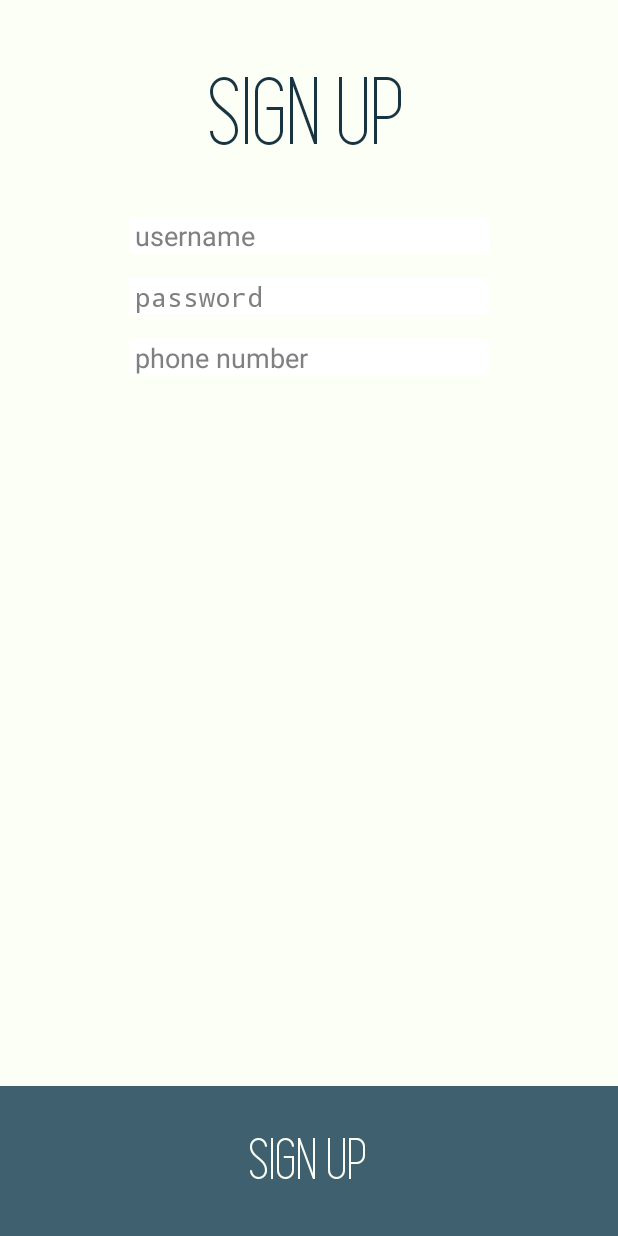
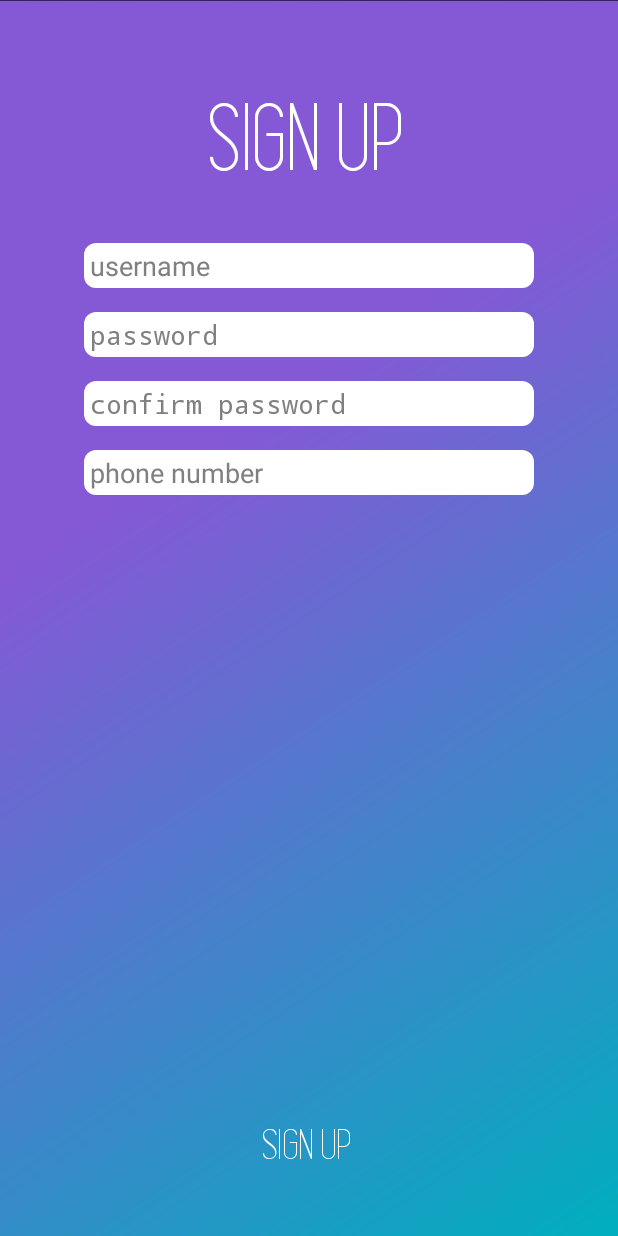
Before and after one commit to emmax86/HackAZ-2016, an Android app: the SignUp screen opened directly, with no data from a screen before it, on a phone screen of 412 x 824 dp. Run offline under Robolectric (Android 15) with nearby library versions, the light colour scheme and no system bars.

Commit message:
account creation/login ui upgrade

```diff
--- a/android/app/src/main/res/drawable/edit_text_basic.xml
+++ b/android/app/src/main/res/drawable/edit_text_basic.xml
@@ -11,14 +11,14 @@
         android:left="1dp"
         android:right="1dp">
         <shape >
-            <solid android:color="@color/white" />
+            <solid android:color="@color/color1" />
         </shape>
     </item>
 
     <!-- draw another block to cut-off the left and right bars -->
     <item android:bottom="0.0dp">
         <shape >
-            <solid android:color="@color/white" />
+            <solid android:color="@color/color1" />
         </shape>
     </item>
 </layer-list>
--- a/android/app/src/main/res/drawable/new_button.xml
+++ b/android/app/src/main/res/drawable/new_button.xml
@@ -4,13 +4,13 @@
     <item>
         <shape android:shape="rectangle">
             <solid android:color="@color/white" />
-            <corners android:radius="10dip" />
+            <corners android:radius="8dip" />
         </shape>
     </item>
     <item android:bottom="1dp">
         <shape android:shape="rectangle">
             <solid android:color="@color/white" />
-            <corners android:radius="10dip" />
+            <corners android:radius="8dip" />
         </shape>
     </item>
 
--- /dev/null
+++ b/android/app/src/main/res/drawable/rounded_edittext.xml
@@ -0,0 +1,15 @@
+<?xml version="1.0" encoding="utf-8"?>
+<!-- res/drawable/rounded_edittext.xml -->
+<shape xmlns:android="http://schemas.android.com/apk/res/android"
+    android:padding="10dp"
+    android:shape="rectangle" >
+
+    <solid android:color="#FFFFFF" />
+
+    <corners
+        android:bottomLeftRadius="8dp"
+        android:bottomRightRadius="8dp"
+        android:topLeftRadius="8dp"
+        android:topRightRadius="8dp" />
+
+</shape>
--- a/android/app/src/main/res/layout/account_portal_layout.xml
+++ b/android/app/src/main/res/layout/account_portal_layout.xml
@@ -49,11 +49,11 @@
         android:layout_width="150dp"
         android:layout_height="50dp"
         android:layout_centerHorizontal="true"
-        android:text="LOG IN"
         android:textColor="@color/title_text_color"
         android:background="@drawable/new_button"
         android:textSize="30sp"
         android:textStyle="bold"
+        android:text="LOG IN"
         android:layout_above="@+id/space_1"
         android:id="@+id/toLogin"
         android:onClick="toSignInPressed"/>
--- a/android/app/src/main/res/layout/sign_up_layout.xml
+++ b/android/app/src/main/res/layout/sign_up_layout.xml
@@ -5,9 +5,9 @@
     android:layout_height="match_parent"
     android:paddingLeft="@dimen/list_activity_horizontal_margin"
     android:paddingRight="@dimen/list_activity_horizontal_margin"
-    android:paddingBottom="@dimen/list_activity_vertical_margin"
+    android:paddingBottom="35dp"
     android:paddingTop="@dimen/activity_vertical_margin"
-    android:background="@color/color1"
+    android:background="@drawable/login_background"
     tools:context="com.bramble.kickback.activities.SplashScreen"
     android:imeOptions="actionDone">
 
@@ -24,7 +24,7 @@
             android:paddingTop="32dp"
             android:paddingBottom="32dp"
             android:text="SIGN UP"
-            android:textColor="@color/color5"
+            android:textColor="@color/white"
             android:textSize="66sp"
             android:id="@+id/signUpTitle"
             android:layout_centerHorizontal="true"
@@ -32,9 +32,9 @@
 
         <EditText
             android:layout_width="@dimen/edittext_width"
-            android:layout_height="wrap_content"
+            android:layout_height="30dp"
             android:id="@+id/editTextDesiredUsername"
-            android:background="@drawable/edit_text_basic"
+            android:background="@drawable/rounded_edittext"
             android:paddingLeft="@dimen/edittext_padding"
             android:paddingRight="@dimen/edittext_padding"
             android:hint="username"
@@ -50,9 +50,9 @@
 
         <EditText
             android:layout_width="@dimen/edittext_width"
-            android:layout_height="wrap_content"
+            android:layout_height="30dp"
             android:id="@+id/editTextDesiredPassword"
-            android:background="@drawable/edit_text_basic"
+            android:background="@drawable/rounded_edittext"
             android:paddingLeft="@dimen/edittext_padding"
             android:paddingRight="@dimen/edittext_padding"
             android:hint="password"
@@ -66,30 +66,48 @@
             android:layout_below="@+id/editTextDesiredPassword"
             android:id="@+id/space_2"/>
 
+        <EditText
+            android:layout_width="@dimen/edittext_width"
+            android:layout_height="30dp"
+            android:id="@+id/editTextDesiredPasswordConfirm"
+            android:background="@drawable/rounded_edittext"
+            android:paddingLeft="@dimen/edittext_padding"
+            android:paddingRight="@dimen/edittext_padding"
+            android:hint="confirm password"
+            android:inputType="textPassword"
+            android:layout_below="@+id/space_2"
+            android:layout_centerHorizontal="true"/>
+
+        <Space
+            android:layout_width="fill_parent"
+            android:layout_height="@dimen/space_height"
+            android:layout_below="@+id/editTextDesiredPasswordConfirm"
+            android:id="@+id/space_3"/>
 
 
         <EditText
             android:layout_width="@dimen/edittext_width"
-            android:layout_height="wrap_content"
+            android:layout_height="30dp"
             android:id="@+id/editTextPhoneNumber"
-            android:background="@drawable/edit_text_basic"
+            android:background="@drawable/rounded_edittext"
             android:paddingLeft="@dimen/edittext_padding"
             android:paddingRight="@dimen/edittext_padding"
             android:maxLength="12"
             android:hint="phone number"
             android:inputType="phone"
-            android:layout_below="@+id/space_2"
+            android:layout_below="@+id/space_3"
             android:layout_centerHorizontal="true" />
     </RelativeLayout>
 
     <com.bramblellc.myapplication.layouts.ButtonWithTypeface
-        android:layout_width="fill_parent"
-        android:layout_height="100dp"
+        android:layout_width="150dp"
+        android:layout_height="50dp"
+        android:layout_centerHorizontal="true"
+        android:textColor="@color/white"
+        android:background="@color/transparent"
+        android:textSize="30sp"
+        android:textStyle="bold"
         android:text="SIGN UP"
-        android:textColor="@color/color1"
-        android:background="@color/color4"
-        android:textSize="40sp"
-        android:textStyle="bold"
         android:layout_alignParentBottom="true"
         android:id="@+id/buttonSignUp"
         android:onClick="continueSignUpPressed"/>
--- a/android/app/src/main/res/values/dimens.xml
+++ b/android/app/src/main/res/values/dimens.xml
@@ -27,7 +27,7 @@
 
     <!-- edittext dimensions -->
     <dimen name="edittext_padding">4dp</dimen>
-    <dimen name="edittext_width">240dp</dimen>
+    <dimen name="edittext_width">300dp</dimen>
 
     <!-- fake actionbar dimensions-->
     <dimen name="action_bar_text_size">17sp</dimen>
```
Also changed, not shown: android/app/src/main/res/layout/log_in_layout.xml (+20 -16 lines), android/app/src/main/res/drawable/guard_dog_full_logo_white.png, android/app/src/main/res/mipmap-hdpi/ic_launcher.png, android/app/src/main/res/mipmap-mdpi/ic_launcher.png, android/app/src/main/res/mipmap-xhdpi/ic_launcher.png, android/app/src/main/res/mipmap-xxhdpi/ic_launcher.png, android/app/src/main/res/mipmap-xxxhdpi/ic_launcher.png.
